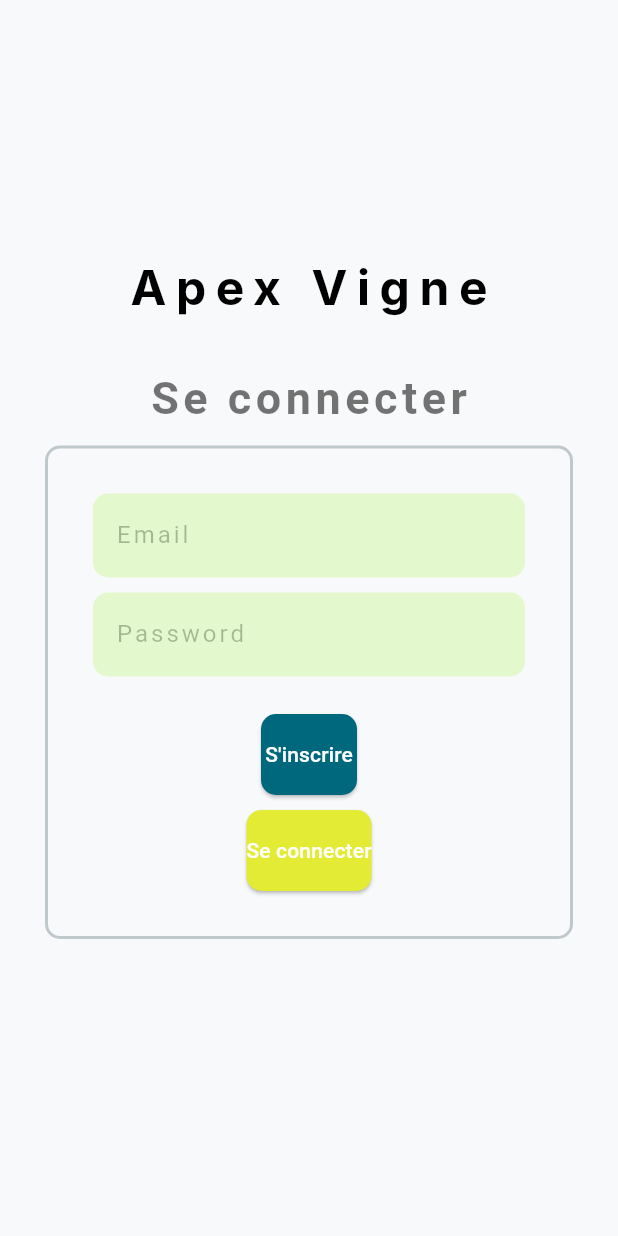
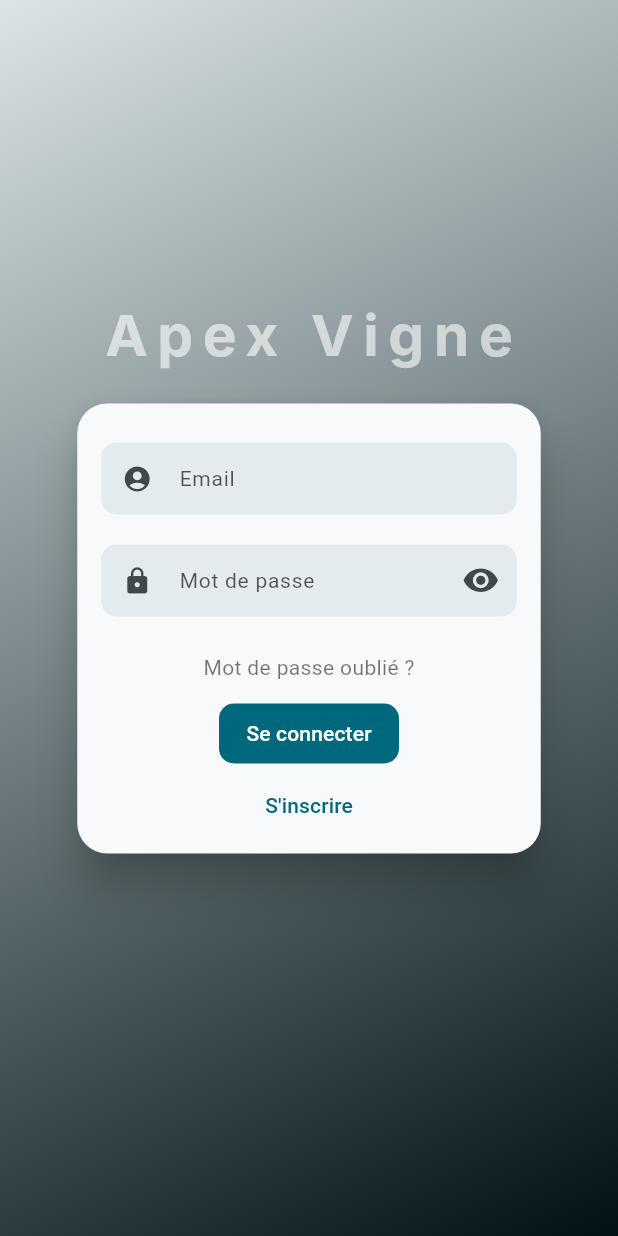
Before and after one commit to Agrotic-Supagro/ApexVigne, a Flutter app: the screen it shows after launch, on a phone screen of 412 x 824 dp. Run offline on Flutter 3.47's test engine with Material 2 defaults, Android fonts, the phone set to English and light mode, and no system bars; drawn by our look-alikes of flutter_login; our stand-ins replace shared_preferences; Roboto replaces fonts that are missing (Inter).

Commit message:
Add auth service and Update loginPage with flutter_login pub

```diff
--- /dev/null
+++ b/lib/constants.dart
@@ -0,0 +1,2 @@
+const String AUTH_SERVER_ADDRESS = 'https://www.agrotic.org/apexv3-sync';
+const String TOKEN_KEY = 'TOKEN_KEY';
--- a/lib/main.dart
+++ b/lib/main.dart
@@ -1,10 +1,9 @@
 import 'package:apex_vigne/pages/login/login_page.dart';
 import 'package:flutter/material.dart';
 import 'color_schemes.g.dart';
-import 'package:material_symbols_icons/symbols.dart';
-import 'package:material_symbols_icons/material_symbols_icons.dart';
 
 void main() {
+  WidgetsFlutterBinding.ensureInitialized();
   runApp(const ApexVigneApp());
 }
 
--- a/lib/pages/login/login_page.dart
+++ b/lib/pages/login/login_page.dart
@@ -1,5 +1,7 @@
 import 'package:flutter/material.dart';
+import 'package:flutter_login/flutter_login.dart';
 import 'package:apex_vigne/pages/home/home_page.dart';
+import 'package:apex_vigne/services/auth_service.dart';
 
 class LoginPage extends StatefulWidget {
   const LoginPage({super.key});
@@ -9,189 +11,102 @@ class LoginPage extends StatefulWidget {
 }
 
 class _LoginPageState extends State<LoginPage> {
-  final TextEditingController emailController = TextEditingController();
-  final TextEditingController passwordController = TextEditingController();
-
-  @override
-  void dispose() {
-    emailController.dispose();
-    passwordController.dispose();
-    super.dispose();
-  }
+  final AuthenticationService auth = AuthenticationService();
 
   @override
   Widget build(BuildContext context) {
-    return Scaffold(
-      body: Center(
-        child: Column(
-          mainAxisAlignment: MainAxisAlignment.center,
-          children: <Widget>[
-            const Text(
-              'Apex Vigne',
-              style: TextStyle(
-                color: Colors.black,
+    return FlutterLogin(
+      title: 'Apex Vigne',
+      onLogin: auth.login,
+      onSignup: auth.register,
+      onSubmitAnimationCompleted: () {
+        Navigator.of(context).pushReplacement(MaterialPageRoute(
+          builder: (context) => const HomePage(),
+        ));
+      },
+      onRecoverPassword: (_) => Future(
+        () => null,
+      ),
+      theme: LoginTheme(
+        titleStyle: const TextStyle(
+          color: Colors.white60,
           fontFamily: 'Inter',
-                fontSize: 32,
+          fontSize: 38,
           fontWeight: FontWeight.w700,
           letterSpacing: 6.4,
         ),
+        pageColorLight: Theme.of(context).colorScheme.surfaceVariant,
+        inputTheme: InputDecorationTheme(
+          border: OutlineInputBorder(
+            borderRadius: BorderRadius.circular(10),
+            borderSide: BorderSide.none,
           ),
-            LoginForm(
-              emailController: emailController,
-              passwordController: passwordController,
+          filled: true,
         ),
+        buttonTheme: const LoginButtonTheme(
+          elevation: 0,
+          shape: RoundedRectangleBorder(
+            borderRadius: BorderRadius.all(Radius.circular(10)),
+          ),
+        ),
+      ),
+      additionalSignupFields: [
+        UserFormField(
+          keyName: 'firstName',
+          displayName: 'Prénom',
+          fieldValidator: (value) {
+            if (value == null || value.isEmpty) {
+              return 'Entrez votre prénom';
+            }
+            return null;
+          },
+          userType: LoginUserType.firstName,
+        ),
+        UserFormField(
+          keyName: 'lastName',
+          displayName: 'Nom',
+          fieldValidator: (value) {
+            if (value == null || value.isEmpty) {
+              return 'Entrez votre nom';
+            }
+            return null;
+          },
+          userType: LoginUserType.lastName,
+        ),
+        UserFormField(
+          keyName: 'structure',
+          displayName: 'Structure',
+          fieldValidator: (value) {
+            if (value == null || value.isEmpty) {
+              return 'Entrez votre structure';
+            }
+            return null;
+          },
+          userType: LoginUserType.text,
+        )
       ],
-        ),
+      messages: LoginMessages(
+        /* Login */
+        userHint: 'Email',
+        passwordHint: 'Mot de passe',
+        confirmPasswordHint: 'Confirmer',
+        loginButton: 'Se connecter',
+        signupButton: "S'inscrire",
+        signUpSuccess: 'Compte créé avec succès',
+        forgotPasswordButton: 'Mot de passe oublié ?',
+        /* Signup */
+        additionalSignUpFormDescription: 'Veuillez remplir les champs suivants',
+        additionalSignUpSubmitButton: 'Valider',
+        /* Recover Password */
+        recoveryCodeHint: 'Code de récupération',
+        recoverPasswordIntro: 'Récupération du mot de passe',
+        recoverPasswordButton: 'Envoyer',
+        recoverPasswordDescription:
+            'Nous vous enverrons un email pour réinitialiser votre mot de passe',
+        recoverPasswordSuccess: 'Email envoyé',
+        goBackButton: 'Annuler',
+        confirmPasswordError: 'Les mots de passe ne correspondent pas',
       ),
     );
   }
 }
-
-class LoginForm extends StatelessWidget {
-  final TextEditingController emailController;
-  final TextEditingController passwordController;
-
-  const LoginForm({
-    Key? key,
-    required this.emailController,
-    required this.passwordController,
-  }) : super(key: key);
-
-  @override
-  Widget build(BuildContext context) {
-    var colorScheme = Theme.of(context).colorScheme;
-
-    return Container(
-      padding: const EdgeInsets.all(30),
-      child: Column(
-        children: [
-          const Text(
-            'Se connecter',
-            style: TextStyle(
-                fontSize: 30,
-                letterSpacing: 3,
-                color: Colors.black54,
-                fontWeight: FontWeight.bold),
-          ),
-          const SizedBox(height: 10),
-          Container(
-            width: double.infinity,
-            decoration: BoxDecoration(
-              border: Border.all(color: colorScheme.outlineVariant, width: 2),
-              borderRadius: BorderRadius.circular(10),
-            ),
-            padding: const EdgeInsets.all(30),
-            child: Column(
-              mainAxisSize: MainAxisSize.min,
-              mainAxisAlignment: MainAxisAlignment.center,
-              children: [
-                TextField(
-                  controller: emailController,
-                  textAlign: TextAlign.center,
-                  autofillHints: const [AutofillHints.email],
-                  decoration: InputDecoration(
-                    labelText: 'Email',
-                    labelStyle: TextStyle(
-                        color:
-                            colorScheme.onSecondaryContainer.withOpacity(0.3),
-                        letterSpacing: 2),
-                    alignLabelWithHint: true,
-                    filled: true,
-                    fillColor: colorScheme.secondaryContainer.withOpacity(0.3),
-                    border: OutlineInputBorder(
-                      borderSide: BorderSide.none,
-                      borderRadius: BorderRadius.circular(10),
-                    ),
-                  ),
-                ),
-                const SizedBox(height: 10),
-                TextField(
-                  controller: passwordController,
-                  textAlign: TextAlign.center,
-                  obscureText: true, // Pour masquer le mot de passe
-                  decoration: InputDecoration(
-                    labelText: 'Password',
-                    labelStyle: TextStyle(
-                        color:
-                            colorScheme.onSecondaryContainer.withOpacity(0.3),
-                        letterSpacing: 2),
-                    filled: true,
-                    fillColor: colorScheme.secondaryContainer.withOpacity(0.3),
-                    border: OutlineInputBorder(
-                      borderSide: BorderSide.none,
-                      borderRadius: BorderRadius.circular(10),
-                    ),
-                  ),
-                ),
-                const SizedBox(height: 25),
-                ElevatedButton(
-                  onPressed: () {
-                    Navigator.of(context).push(MaterialPageRoute(
-                        builder: (context) => const HomePage()));
-                    //   signUpByEmail(
-                    //     emailController.text,
-                    //     passwordController.text,
-                    //     () {
-                    //       Navigator.of
-                    //     },
-                    //   );
-                  },
-                  style: ButtonStyle(
-                    shape: MaterialStateProperty.all<OutlinedBorder>(
-                      RoundedRectangleBorder(
-                        borderRadius: BorderRadius.circular(10),
-                      ),
-                    ),
-                    padding: MaterialStateProperty.all<EdgeInsetsGeometry>(
-                      EdgeInsets.symmetric(vertical: 17),
-                    ),
-                    backgroundColor:
-                        MaterialStateProperty.all<Color>(colorScheme.primary),
-                  ),
-                  child: const Text(
-                    'S\'inscrire',
-                    style: TextStyle(
-                      color: Colors.white,
-                    ),
-                  ),
-                ),
-                const SizedBox(height: 10),
-                ElevatedButton(
-                  onPressed: () {
-                    Navigator.of(context).push(MaterialPageRoute(
-                        builder: (context) => const HomePage()));
-                    // signInByEmail(
-                    //   emailController.text,
-                    //   passwordController.text,
-                    //   () {
-                    //     Navigator.of
-                    //   },
-                    // );
-                  },
-                  style: ButtonStyle(
-                    shape: MaterialStateProperty.all<OutlinedBorder>(
-                      RoundedRectangleBorder(
-                        borderRadius: BorderRadius.circular(10),
-                      ),
-                    ),
-                    padding: MaterialStateProperty.all<EdgeInsetsGeometry>(
-                      EdgeInsets.symmetric(vertical: 17),
-                    ),
-                    backgroundColor: MaterialStateProperty.all<Color>(
-                        colorScheme.tertiaryContainer),
-                  ),
-                  child: const Text(
-                    'Se connecter',
-                    style: TextStyle(
-                      color: Colors.white,
-                    ),
-                  ),
-                ),
-              ],
-            ),
-          ),
-        ],
-      ),
-    );
-  }
-}
--- a/pubspec.yaml
+++ b/pubspec.yaml
@@ -11,6 +11,9 @@ dependencies:
     sdk: flutter
   cupertino_icons: ^1.0.2
   material_symbols_icons: ^4.2668.0
+  shared_preferences: ^2.2.2
+  http: ^1.1.0
+  flutter_login: ^4.2.1
 
 dev_dependencies:
   flutter_test:
```
Also changed, not shown: lib/models/user_model.dart (+14 -0 lines), lib/pages/home/home_page.dart (+36 -0 lines), lib/pages/profil/profil_page.dart (+5 -6 lines), lib/services/auth_service.dart (added, +183 -0 lines), lib/widgets/large_button_widget.dart (added, +47 -0 lines), pubspec.lock, 5 other files. Lines whose indentation alone changed are shown as unchanged.
